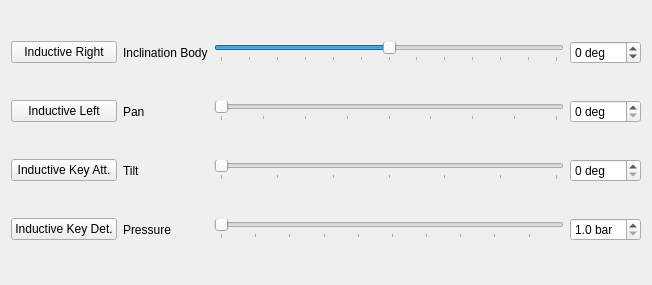
The window that scripts/gui.ui (OpenLEAD/bundles-rosa) describes before a commit, drawn with Qt 5.
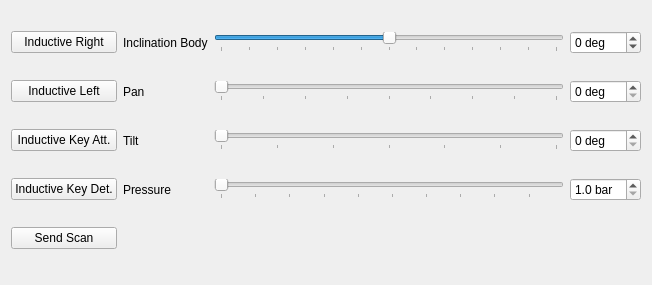
The same window after the commit.

Commit message: integrate the auto-scan feature

Diff of the .ui file:
```diff
--- a/scripts/gui.ui
+++ b/scripts/gui.ui
@@ -228,6 +228,16 @@
      </property>
     </widget>
    </item>
+   <item row="6" column="0">
+    <widget class="QPushButton" name="sendScan">
+     <property name="text">
+      <string>Send Scan</string>
+     </property>
+     <property name="checkable">
+      <bool>true</bool>
+     </property>
+    </widget>
+   </item>
   </layout>
  </widget>
  <resources/>
```
The commit also changes 4 other files.
